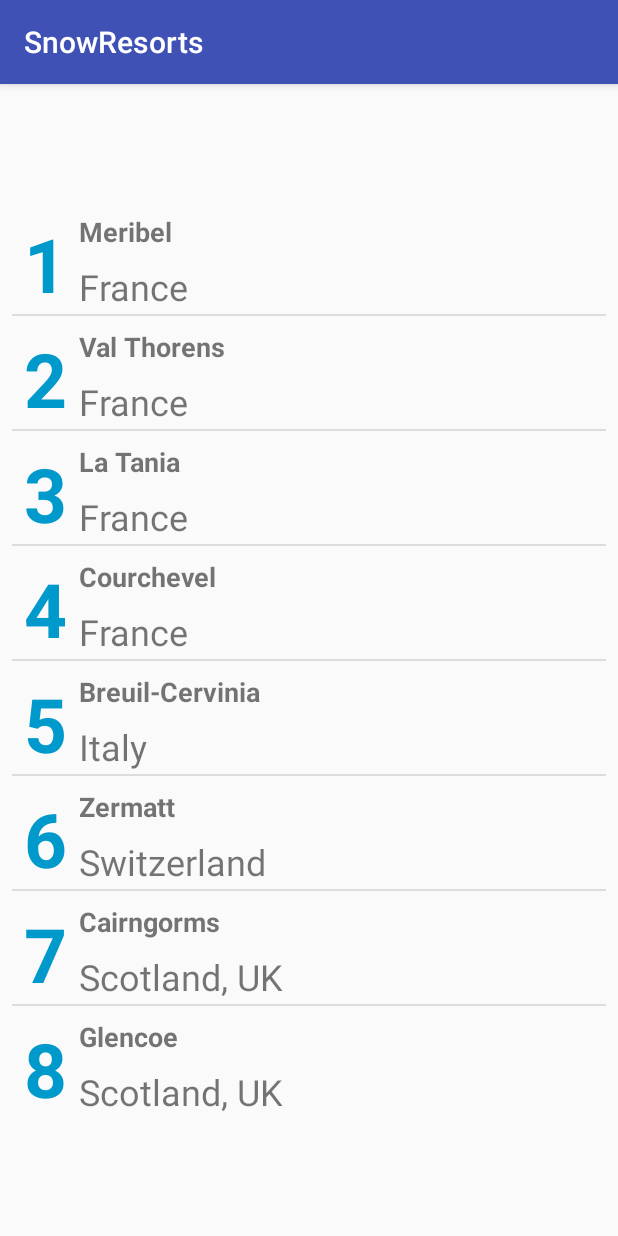
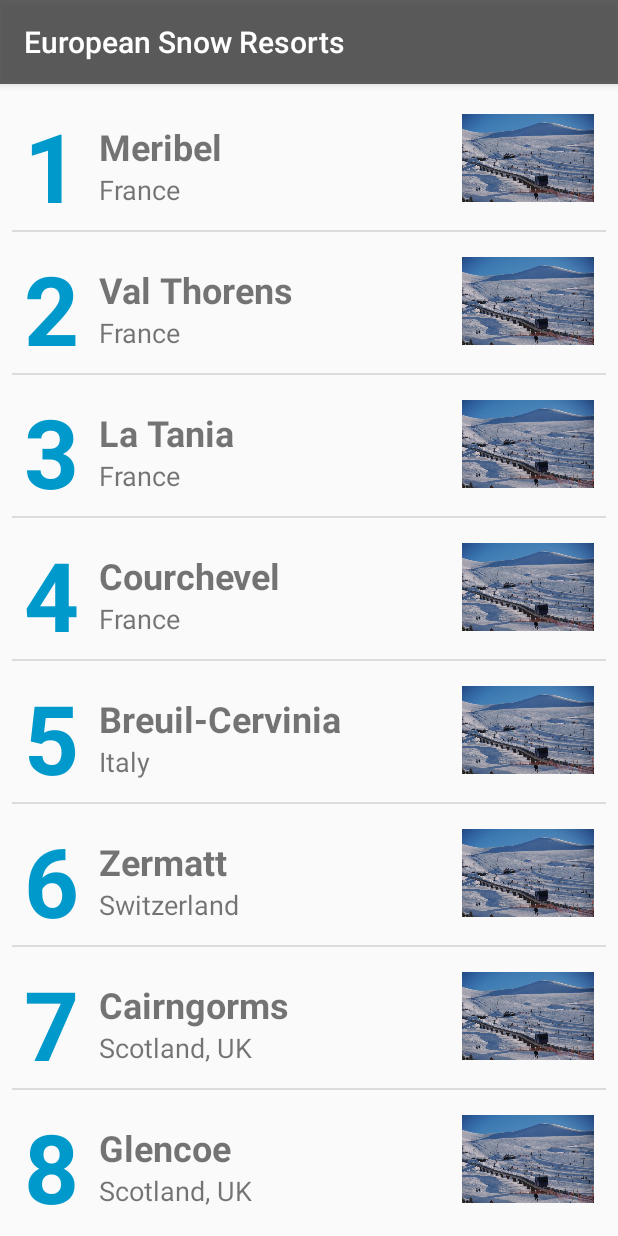
Before and after one commit to PMGH/snow_resorts_app, an Android app: the screen it shows after launch (SnowResortsActivity), on a phone screen of 412 x 824 dp. Run offline under Robolectric (Android 15) with nearby library versions, the light colour scheme and no system bars.

Commit message:
Adds ResortActivity and styling

```diff
--- a/app/src/main/AndroidManifest.xml
+++ b/app/src/main/AndroidManifest.xml
@@ -16,6 +16,7 @@
                 <category android:name="android.intent.category.LAUNCHER" />
             </intent-filter>
         </activity>
+        <activity android:name=".ResortActivity"></activity>
     </application>
 
 </manifest>
--- a/app/src/main/java/com/example/peter/snowresorts/Resort.java
+++ b/app/src/main/java/com/example/peter/snowresorts/Resort.java
@@ -11,13 +11,15 @@ public class Resort {
     private String country;
     private int elevation;
     private int lifts;
+    private String imageSource;
 
-    public Resort(Integer rank, String resortName, String country, Integer elevation, Integer lifts) {
+    public Resort(Integer rank, String resortName, String country, Integer elevation, Integer lifts, String imageSource) {
         this.rank = rank;
         this.resortName = resortName;
         this.country = country;
         this.elevation = elevation;
         this.lifts = lifts;
+        this.imageSource = imageSource;
     }
 
     public Integer getRank() {
@@ -39,4 +41,8 @@ public class Resort {
     public Integer getLifts() {
         return this.lifts;
     }
+
+    public String getImageSource() {
+        return imageSource;
+    }
 }
--- a/app/src/main/java/com/example/peter/snowresorts/SnowResortsActivity.java
+++ b/app/src/main/java/com/example/peter/snowresorts/SnowResortsActivity.java
@@ -3,6 +3,7 @@ package com.example.peter.snowresorts;
 import android.content.Intent;
 import android.support.v7.app.AppCompatActivity;
 import android.os.Bundle;
+import android.util.Log;
 import android.view.View;
 import android.widget.ListView;
 
@@ -26,7 +27,7 @@ public class SnowResortsActivity extends AppCompatActivity {
     public void getResort(View listItem){
         Resort resort = (Resort) listItem.getTag();
 
-        Intent i = new Intent(this, SnowResortsActivity.class);
+        Intent i = new Intent(this, ResortActivity.class);
 
         i.putExtra("rank", resort.getRank().toString());
         i.putExtra("country", resort.getCountry());
@@ -37,5 +38,4 @@ public class SnowResortsActivity extends AppCompatActivity {
         startActivity(i);
     }
 
-
 }
--- a/app/src/main/java/com/example/peter/snowresorts/TopSnowResorts.java
+++ b/app/src/main/java/com/example/peter/snowresorts/TopSnowResorts.java
@@ -13,14 +13,14 @@ public class TopSnowResorts {
     public TopSnowResorts() {
         resorts = new ArrayList<Resort>();
 
-        resorts.add(new Resort(1, "Meribel", "France", 1450, 53));
-        resorts.add(new Resort(2, "Val Thorens", "France", 2300, 32));
-        resorts.add(new Resort(3, "La Tania", "France", 1400, 57));
-        resorts.add(new Resort(4, "Courchevel", "France", 1750, 52));
-        resorts.add(new Resort(5, "Breuil-Cervinia", "Italy", 2050, 24));
-        resorts.add(new Resort(6, "Zermatt", "Switzerland", 1600, 54));
-        resorts.add(new Resort(7, "Cairngorms", "Scotland, UK", 1300, 11));
-        resorts.add(new Resort(8, "Glencoe", "Scotland, UK", 700, 8));
+        resorts.add(new Resort(1, "Meribel", "France", 1450, 53, "meribel.png"));
+        resorts.add(new Resort(2, "Val Thorens", "France", 2300, 32, "val_thorens.png"));
+        resorts.add(new Resort(3, "La Tania", "France", 1400, 57, "la_tania.png"));
+        resorts.add(new Resort(4, "Courchevel", "France", 1750, 52, "courchevel.png"));
+        resorts.add(new Resort(5, "Breuil-Cervinia", "Italy", 2050, 24, "cervinia.png"));
+        resorts.add(new Resort(6, "Zermatt", "Switzerland", 1600, 54, "zermatt.png"));
+        resorts.add(new Resort(7, "Cairngorms", "Scotland, UK", 1300, 11, "cairngorms.png"));
+        resorts.add(new Resort(8, "Glencoe", "Scotland, UK", 700, 8, "glencoe.png"));
     }
 
     public ArrayList<Resort> getResorts() {
--- a/app/src/main/java/com/example/peter/snowresorts/TopSnowResortsAdapter.java
+++ b/app/src/main/java/com/example/peter/snowresorts/TopSnowResortsAdapter.java
@@ -1,13 +1,19 @@
 package com.example.peter.snowresorts;
 
 import android.content.Context;
+import android.graphics.drawable.Drawable;
+import android.net.Uri;
 import android.view.LayoutInflater;
 import android.view.View;
 import android.view.ViewGroup;
 import android.widget.ArrayAdapter;
+import android.widget.ImageView;
 import android.widget.TextView;
 
 import java.util.ArrayList;
+
+import static android.R.attr.src;
+
 
 /**
  * Created by Peter on 07/11/2017.
@@ -34,6 +40,13 @@ public class TopSnowResortsAdapter extends ArrayAdapter<Resort> {
         TextView country = (TextView) listItemView.findViewById(R.id.country_text);
         country.setText(currentResort.getCountry());
 
+        ImageView resortImage = (ImageView) listItemView.findViewById(R.id.image_view);
+//        String image = currentResort.getImageSource();
+//        resortImage.setImageResource(R.drawable.meribel);
+//        Drawable.createFromPath("app/src/main/res/drawable/meribel.png");
+//        resortImage.setImageURI(Uri.parse("app/src/main/res/drawable/" + currentResort.getImageSource()));
+//        resortImage.setImageURI(Uri.parse("android.resource://com.example.peter.snowresorts/res/drawable/meribel.png"));
+
         listItemView.setTag(currentResort);
 
         return listItemView;
--- a/app/src/main/res/layout/snow_resort_item.xml
+++ b/app/src/main/res/layout/snow_resort_item.xml
@@ -14,36 +14,45 @@
         android:layout_marginLeft="8dp"
         android:layout_marginTop="8dp"
         android:textColor="@android:color/holo_blue_dark"
-        android:textSize="50sp"
+        android:textSize="64sp"
         android:textStyle="bold"
         app:layout_constraintLeft_toLeftOf="parent"
         app:layout_constraintTop_toTopOf="parent"
-        tools:text="ranking" />
+        tools:text="rank"
+        android:layout_marginStart="8dp" />
 
     <TextView
         android:id="@+id/country_text"
         android:layout_width="wrap_content"
         android:layout_height="wrap_content"
-        android:textSize="24sp"
+        android:textSize="18sp"
         tools:text="country"
-        android:layout_marginTop="8dp"
-        app:layout_constraintTop_toBottomOf="@+id/resortName_text"
-        app:layout_constraintLeft_toRightOf="@+id/rank_text"
-        android:layout_marginLeft="8dp"
-        app:layout_constraintBottom_toBottomOf="@+id/rank_text"
-        android:layout_marginBottom="8dp"
-        app:layout_constraintVertical_bias="0.0" />
+        app:layout_constraintLeft_toLeftOf="@+id/resortName_text"
+        app:layout_constraintTop_toBottomOf="@+id/resortName_text" />
 
     <TextView
         android:id="@+id/resortName_text"
         android:layout_width="wrap_content"
         android:layout_height="wrap_content"
-        android:layout_marginLeft="8dp"
-        android:layout_marginTop="8dp"
-        android:textSize="18sp"
+        android:layout_marginLeft="13dp"
+        android:textSize="24sp"
         android:textStyle="bold"
         app:layout_constraintLeft_toRightOf="@+id/rank_text"
+        tools:text="resortName"
         app:layout_constraintTop_toTopOf="parent"
-        tools:text="resortName" />
+        android:layout_marginTop="22dp"
+        android:layout_marginStart="13dp" />
+
+    <ImageView
+        android:id="@+id/image_view"
+        android:layout_width="88dp"
+        android:layout_height="76dp"
+        android:layout_marginRight="8dp"
+        android:layout_marginTop="8dp"
+        app:layout_constraintRight_toRightOf="parent"
+        app:layout_constraintTop_toTopOf="parent"
+        app:srcCompat="@drawable/cairngorms"
+        tools:layout_editor_absoluteX="288dp" />
+
 
 </android.support.constraint.ConstraintLayout>
--- a/app/src/main/res/values/colors.xml
+++ b/app/src/main/res/values/colors.xml
@@ -1,6 +1,8 @@
 <?xml version="1.0" encoding="utf-8"?>
 <resources>
     <color name="colorPrimary">#3F51B5</color>
-    <color name="colorPrimaryDark">#303F9F</color>
+    <color name="colorPrimaryDark">#303f9f</color>
     <color name="colorAccent">#FF4081</color>
+    <color name="dark_gray">#2f2f2f</color>
+    <color name="dark_gray2">#c8393939</color>
 </resources>
--- a/app/src/main/res/values/strings.xml
+++ b/app/src/main/res/values/strings.xml
@@ -1,3 +1,3 @@
 <resources>
-    <string name="app_name">SnowResorts</string>
+    <string name="app_name">European Snow Resorts</string>
 </resources>
--- a/app/src/main/res/values/styles.xml
+++ b/app/src/main/res/values/styles.xml
@@ -3,9 +3,9 @@
     <!-- Base application theme. -->
     <style name="AppTheme" parent="Theme.AppCompat.Light.DarkActionBar">
         <!-- Customize your theme here. -->
-        <item name="colorPrimary">@color/colorPrimary</item>
-        <item name="colorPrimaryDark">@color/colorPrimaryDark</item>
-        <item name="colorAccent">@color/colorAccent</item>
+        <item name="colorPrimary">@color/dark_gray2</item>
+        <item name="colorPrimaryDark">@color/dark_gray</item>
+        <item name="colorAccent">@android:color/holo_blue_dark</item>
     </style>
 
 </resources>
```
Also changed, not shown: app/src/main/java/com/example/peter/snowresorts/ResortActivity.java (added, +35 -0 lines), app/src/main/res/layout/resort.xml (added, +104 -0 lines), app/src/main/res/drawable/cairngorms.png (added), app/src/main/res/drawable/cervinia.png (added), app/src/main/res/drawable/courchevel.png (added), app/src/main/res/drawable/france.png (added), app/src/main/res/drawable/la_tania.png (added), app/src/main/res/drawable/val_thorens.png (added), 3 other files.
